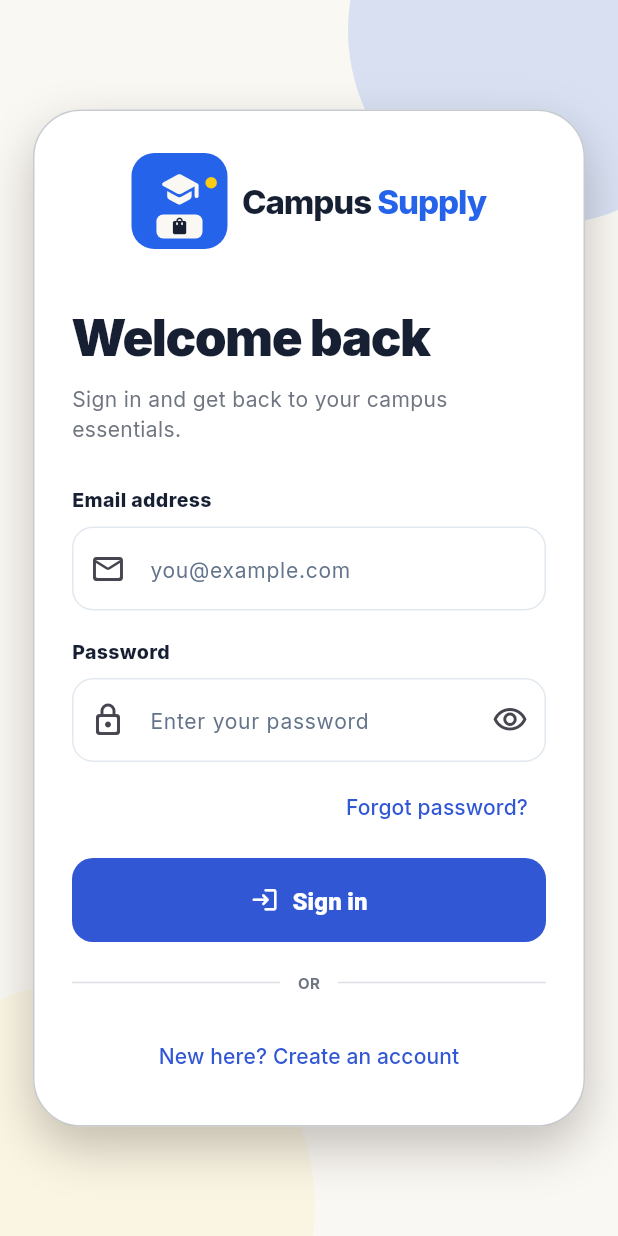
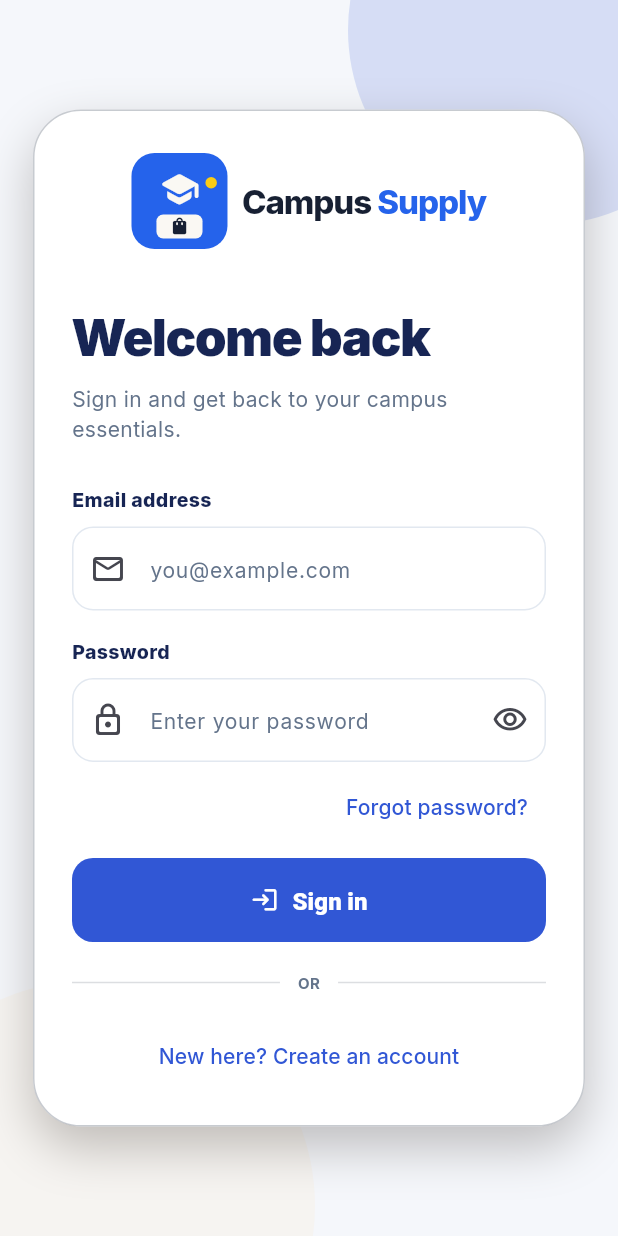
Before and after one commit to Jatinkanara21/Campus_supply, a Flutter app: the LoginScreen screen opened by its route, on a phone screen of 412 x 824 dp. Run offline on Flutter 3.47's test engine with Material 3 defaults, Android fonts, the phone set to English and light mode, and no system bars; our stand-ins replace cloud_firestore, firebase_auth, firebase_core, firebase_storage, flutter_svg, google_fonts and 2 more; accounts and stored records are empty.

Commit message:
Unify login_screen screen design palette

```diff
--- a/lib/screens/login_screen.dart
+++ b/lib/screens/login_screen.dart
@@ -11,13 +11,13 @@ class LoginScreen extends StatefulWidget {
 }
 
 class _LoginScreenState extends State<LoginScreen> {
-  static const forest = Color(0xFFFAF8F3);
+  static const forest = Color(0xFFF5F7FB);
   static const darkEmerald = Colors.white;
-  static const emerald = Color(0xFF2563EB);
+  static const emerald = Color(0xFF3157D5);
   static const sage = Color(0xFF9AA0AA);
-  static const mint = Color(0xFF172033);
-  static const gold = Color(0xFFFACC15);
-  static const taupe = Color(0xFF707681);
+  static const mint = Color(0xFF172554);
+  static const gold = Color(0xFFFFC66D);
+  static const taupe = Color(0xFF64748B);
   static const espresso = Color(0xFFFFFFFF);
 
   final emailController = TextEditingController();
```
